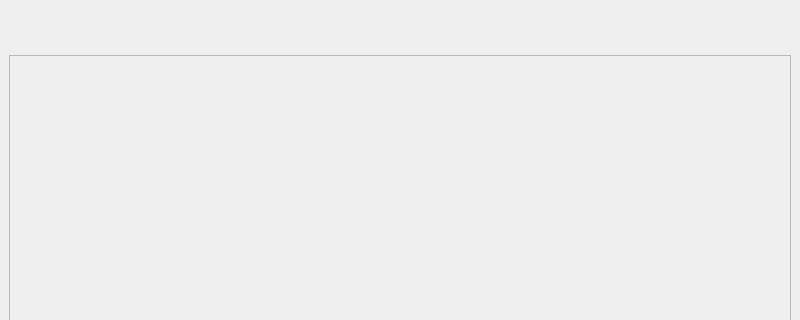
This is form.ui in VOBA04/accounting_program as Qt 5 draws it before an edit; both pictures show x 0 to 800 and y 0 to 320 of the 800 by 600 pixel window. The edited form follows.
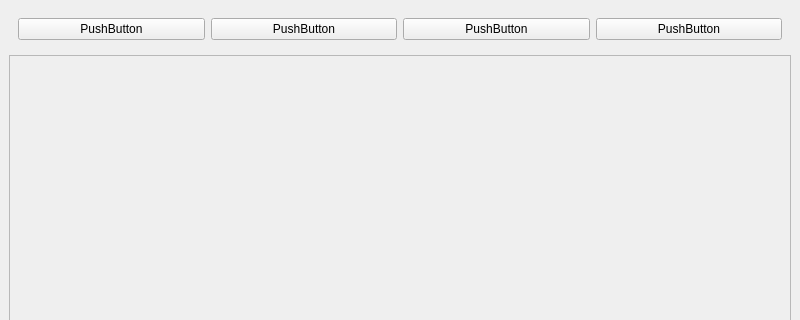
This is the edited form. Icons and pictures are not drawn.

Commit message: start widget for kiosks. some improvements

The edit to the form file:
```diff
--- a/form.ui
+++ b/form.ui
@@ -14,8 +14,8 @@
    <string>Учет МБП</string>
   </property>
   <widget class="QWidget" name="centralwidget">
-   <layout class="QVBoxLayout" name="verticalLayout">
-    <item>
+   <layout class="QGridLayout" name="gridLayout">
+    <item row="0" column="0">
      <widget class="QWidget" name="widget" native="true">
       <property name="minimumSize">
        <size>
@@ -23,6 +23,36 @@
         <height>40</height>
        </size>
       </property>
+      <layout class="QHBoxLayout" name="horizontalLayout">
+       <item>
+        <widget class="QPushButton" name="pushButton_addKiosk">
+         <property name="text">
+          <string>PushButton</string>
+         </property>
+        </widget>
+       </item>
+       <item>
+        <widget class="QPushButton" name="pushButton_addKiosks">
+         <property name="text">
+          <string>PushButton</string>
+         </property>
+        </widget>
+       </item>
+       <item>
+        <widget class="QPushButton" name="pushButton_deleteKiosk">
+         <property name="text">
+          <string>PushButton</string>
+         </property>
+        </widget>
+       </item>
+       <item>
+        <widget class="QPushButton" name="pushButton_itemWindow">
+         <property name="text">
+          <string>PushButton</string>
+         </property>
+        </widget>
+       </item>
+      </layout>
      </widget>
     </item>
     <item>
```
Left out of the diff: 7 changed lines with no effect on the pictures. The commit also changes 7 other files.
